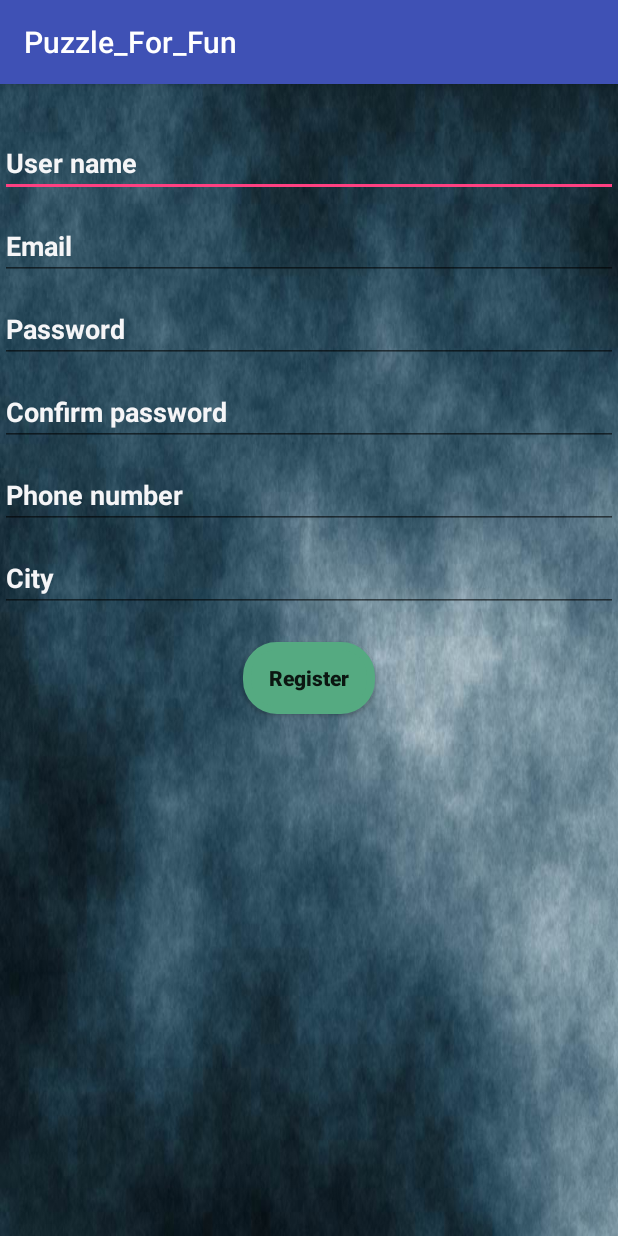
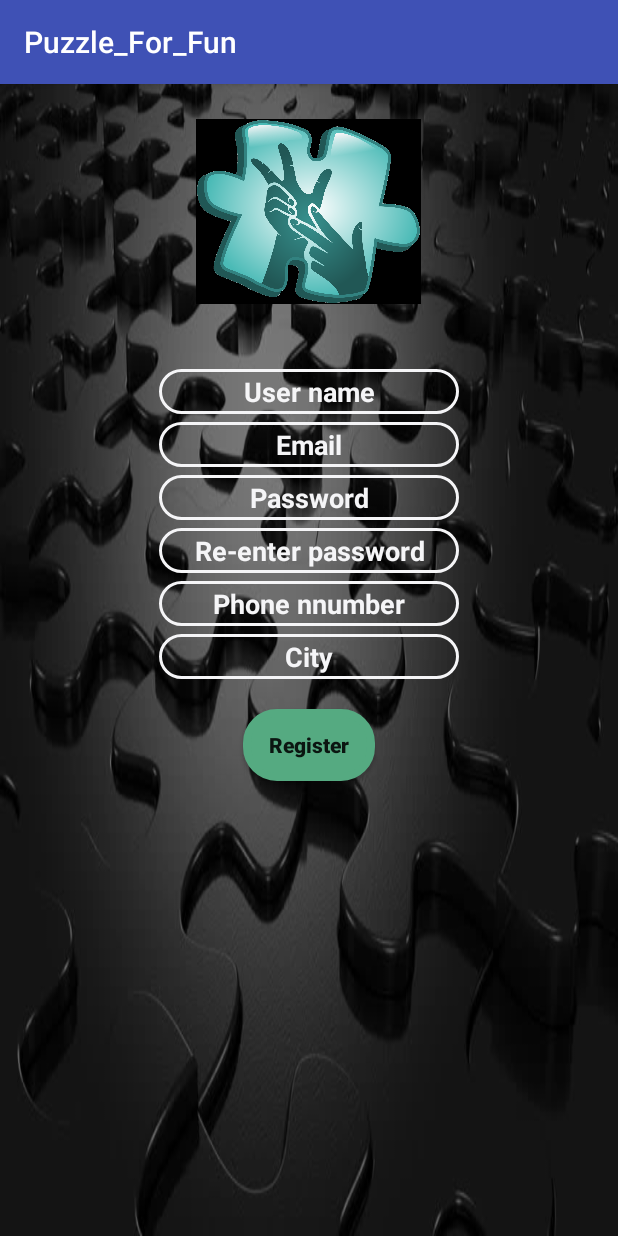
Before and after one commit to Gururaj12/Puzzle_For_Fun, an Android app: the Registration screen opened directly, with no data from a screen before it, on a phone screen of 412 x 824 dp. Run offline under Robolectric (Android 15) with nearby library versions, the light colour scheme and no system bars.

Commit message:
Registration

```diff
--- a/app/src/main/res/drawable-port/edittext.xml
+++ b/app/src/main/res/drawable/emptybutton.xml
@@ -2,16 +2,12 @@
 <shape
     xmlns:android="http://schemas.android.com/apk/res/android"
     android:shape="rectangle">
-
-
-
-
 
     <corners
         android:radius="20dp">
 
     </corners>
     <stroke
-        android:width="5dp"
-        android:color="@color/colorlightblack"/>
+        android:width="2dp"
+        android:color="#FFF5F5F7"/>
 </shape>
--- a/app/src/main/res/layout/activity_flash_screen.xml
+++ b/app/src/main/res/layout/activity_flash_screen.xml
@@ -1,18 +1,16 @@
 <?xml version="1.0" encoding="utf-8"?>
-<android.support.constraint.ConstraintLayout xmlns:android="http://schemas.android.com/apk/res/android"
+<LinearLayout
+    xmlns:android="http://schemas.android.com/apk/res/android"
     xmlns:app="http://schemas.android.com/apk/res-auto"
     xmlns:tools="http://schemas.android.com/tools"
     android:layout_width="match_parent"
     android:layout_height="match_parent"
     tools:context="com.example.dqtech.puzzle_for_fun.FlashScreen">
 
-    <TextView
+    <ImageView
+        android:id="@+id/iv"
+        android:src="@drawable/logo"
         android:layout_width="wrap_content"
-        android:layout_height="wrap_content"
-        android:text="Hello World!"
-        app:layout_constraintBottom_toBottomOf="parent"
-        app:layout_constraintLeft_toLeftOf="parent"
-        app:layout_constraintRight_toRightOf="parent"
-        app:layout_constraintTop_toTopOf="parent" />
+        android:layout_height="wrap_content" />
 
-</android.support.constraint.ConstraintLayout>
+</LinearLayout>
--- a/app/src/main/res/layout/activity_registration.xml
+++ b/app/src/main/res/layout/activity_registration.xml
@@ -5,65 +5,102 @@
     xmlns:tools="http://schemas.android.com/tools"
     android:orientation="vertical"
     android:layout_width="match_parent"
-    android:background="@drawable/smoke"
+    android:background="@drawable/puzzleblack"
     android:layout_height="match_parent"
     tools:context="com.example.dqtech.puzzle_for_fun.Registration">
 
+    <ScrollView
+        android:layout_width="match_parent"
+        android:layout_height="match_parent">
 
+        <LinearLayout
+            android:orientation="vertical"
+            android:layout_width="match_parent"
+            android:layout_height="match_parent">
 
+<ImageView
+    android:layout_marginTop="10dp"
+    android:layout_gravity="center"
+    android:src="@drawable/registrationlogo"
+    android:layout_width="150dp"
+    android:layout_height="150dp" />
     <EditText
+        android:layout_gravity="center"
+        android:background="@drawable/emptybutton"
         android:textStyle="bold"
         android:layout_marginTop="30dp"
         android:hint="User name"
+        android:id="@+id/reguser"
+        android:gravity="center"
         android:textColorHint="#FFF5F5F7"
         android:textColor="#FFF5F5F7"
-        android:layout_width="match_parent"
-        android:layout_height="wrap_content" />
+        android:layout_width="200dp"
+        android:layout_height="30dp" />
 
        <EditText
+            android:layout_gravity="center"
+            android:background="@drawable/emptybutton"
             android:textStyle="bold"
-        android:layout_marginTop="10dp"
+            android:layout_marginTop="5dp"
+            android:hint="Email"
+           android:id="@+id/regemail"
+            android:gravity="center"
             android:textColorHint="#FFF5F5F7"
-        android:hint="Email"
             android:textColor="#FFF5F5F7"
-        android:layout_width="match_parent"
-        android:layout_height="wrap_content" />
+            android:layout_width="200dp"
+            android:layout_height="30dp" />
 
             <EditText
+                android:layout_gravity="center"
+                android:background="@drawable/emptybutton"
                 android:textStyle="bold"
-        android:layout_marginTop="10dp"
+                android:layout_marginTop="5dp"
+                android:hint="Password"
+                android:id="@+id/regpassword"
+                android:gravity="center"
                 android:textColorHint="#FFF5F5F7"
-        android:hint="Password"
                 android:textColor="#FFF5F5F7"
-        android:layout_width="match_parent"
-        android:layout_height="wrap_content" />
+                android:layout_width="200dp"
+                android:layout_height="30dp" />
 
             <EditText
+                android:layout_gravity="center"
+                android:background="@drawable/emptybutton"
                 android:textStyle="bold"
-        android:layout_marginTop="10dp"
+                android:layout_marginTop="5dp"
+                android:hint="Re-enter password"
+                android:id="@+id/regreenterpassword"
+                android:gravity="center"
                 android:textColorHint="#FFF5F5F7"
-        android:hint="Confirm password"
                 android:textColor="#FFF5F5F7"
-        android:layout_width="match_parent"
-        android:layout_height="wrap_content" />
+                android:layout_width="200dp"
+                android:layout_height="30dp" />
 
             <EditText
+                android:layout_gravity="center"
+                android:background="@drawable/emptybutton"
                 android:textStyle="bold"
-        android:layout_marginTop="10dp"
+                android:layout_marginTop="5dp"
+                android:hint="Phone nnumber"
+                android:id="@+id/regphonenumber"
+                android:gravity="center"
                 android:textColorHint="#FFF5F5F7"
-        android:hint="Phone number"
                 android:textColor="#FFF5F5F7"
-        android:layout_width="match_parent"
-        android:layout_height="wrap_content" />
+                android:layout_width="200dp"
+                android:layout_height="30dp" />
 
             <EditText
+                android:layout_gravity="center"
+                android:background="@drawable/emptybutton"
                 android:textStyle="bold"
-        android:layout_marginTop="10dp"
+                android:layout_marginTop="5dp"
+                android:hint="City"
+                android:id="@+id/regcity"
+                android:gravity="center"
                 android:textColorHint="#FFF5F5F7"
-        android:hint="City"
                 android:textColor="#FFF5F5F7"
-        android:layout_width="match_parent"
-        android:layout_height="wrap_content" />
+                android:layout_width="200dp"
+                android:layout_height="30dp" />
 
     <Button
         android:textStyle="bold"
@@ -71,8 +108,13 @@
         android:layout_marginTop="20dp"
         android:layout_gravity="center"
         android:text="Register"
+
+        android:id="@+id/regbutton"
         android:textAllCaps="false"
         android:layout_width="wrap_content"
         android:layout_height="wrap_content" />
 
+
         </LinearLayout>
+    </ScrollView>
+</LinearLayout>
```
Also changed, not shown: app/src/main/res/drawable-port/smoke.png (deleted), app/src/main/res/drawable-port/wooddark.png (deleted), app/src/main/res/drawable/puzzleblack.png (added), app/src/main/res/drawable/registrationlogo.png (added). Lines whose indentation alone changed are shown as unchanged.
